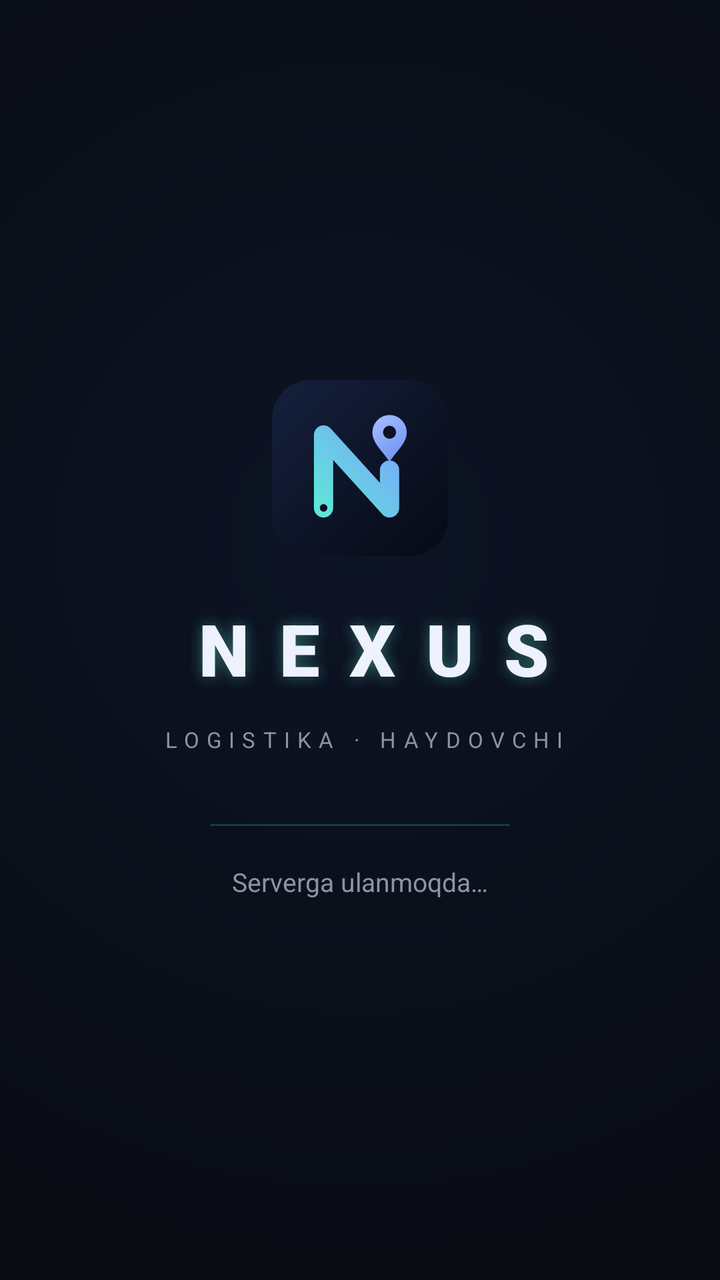
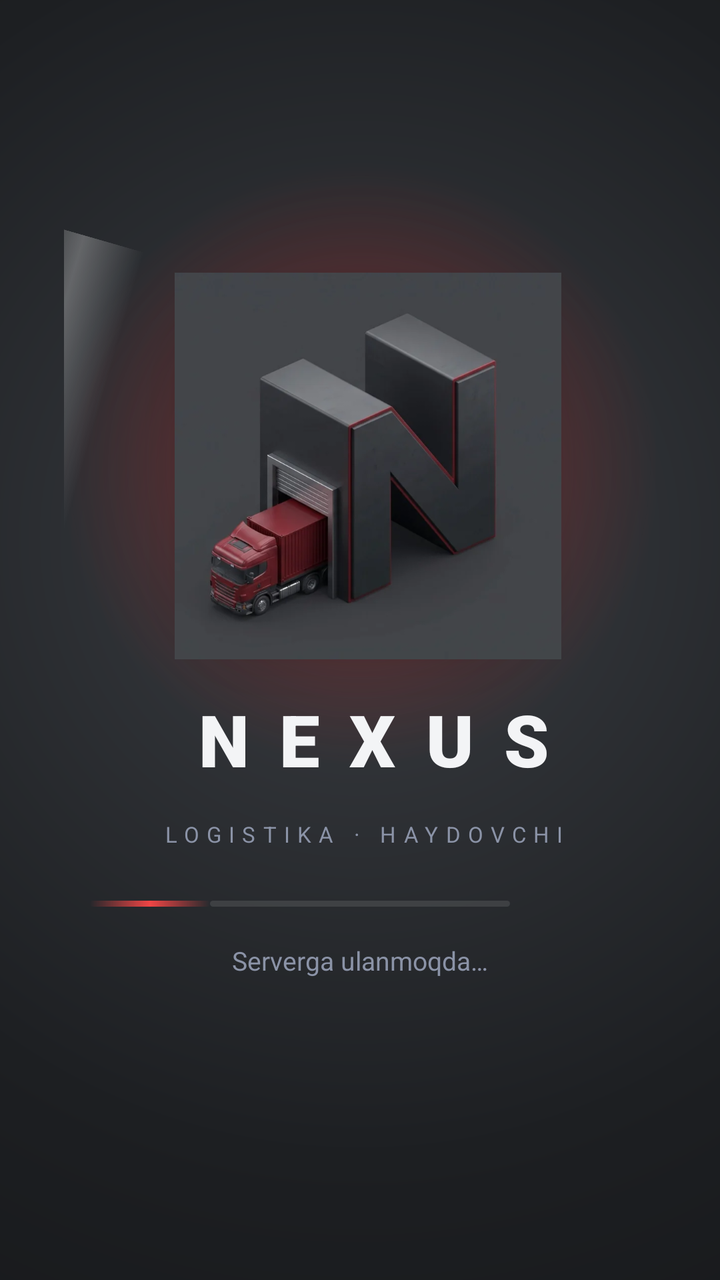

An Android layout rendered at two revisions. The XML below is the earlier revision; the diff shows what the commit changed to produce the second picture.
<!-- AndroidManifest.xml: application theme Theme.NexusDriver -->
<!-- res/layout/activity_main.xml -->
<?xml version="1.0" encoding="utf-8"?>
<FrameLayout xmlns:android="http://schemas.android.com/apk/res/android"
    android:layout_width="match_parent"
    android:layout_height="match_parent"
    android:background="#07080c">

    <WebView
        android:id="@+id/web"
        android:layout_width="match_parent"
        android:layout_height="match_parent" />

    <LinearLayout
        android:id="@+id/splash"
        android:layout_width="match_parent"
        android:layout_height="match_parent"
        android:background="@drawable/splash_bg"
        android:gravity="center"
        android:orientation="vertical"
        android:padding="32dp">

        <LinearLayout
            android:id="@+id/splash_brand"
            android:layout_width="wrap_content"
            android:layout_height="wrap_content"
            android:gravity="center_horizontal"
            android:orientation="vertical">

            <ImageView
                android:layout_width="88dp"
                android:layout_height="88dp"
                android:layout_marginBottom="22dp"
                android:contentDescription="@string/app_name"
                android:src="@drawable/ic_brand" />

            <TextView
                android:layout_width="wrap_content"
                android:layout_height="wrap_content"
                android:fontFamily="sans-serif-black"
                android:letterSpacing="0.42"
                android:paddingStart="14dp"
                android:shadowColor="#665eead4"
                android:shadowRadius="18"
                android:text="NEXUS"
                android:textColor="#eef2ff"
                android:textSize="36sp" />

            <TextView
                android:layout_width="wrap_content"
                android:layout_height="wrap_content"
                android:layout_marginTop="14dp"
                android:letterSpacing="0.34"
                android:paddingStart="4dp"
                android:text="LOGISTIKA · HAYDOVCHI"
                android:textColor="#8b93a7"
                android:textSize="11sp" />
        </LinearLayout>

        <ProgressBar
            style="?android:attr/progressBarStyleHorizontal"
            android:layout_width="150dp"
            android:layout_height="3dp"
            android:layout_marginTop="34dp"
            android:indeterminate="true"
            android:indeterminateTint="#5eead4"
            android:progressBackgroundTint="#22ffffff" />

        <TextView
            android:id="@+id/splash_text"
            android:layout_width="wrap_content"
            android:layout_height="wrap_content"
            android:layout_marginTop="18dp"
            android:text="Serverga ulanmoqda…"
            android:textColor="#8b93a7"
            android:textSize="13sp" />
    </LinearLayout>
</FrameLayout>
<!-- resources referenced by this layout -->
<resources>
  <!-- drawable ic_brand: vector/xml drawable (drawable, 2323 chars, omitted) -->
  <!-- drawable splash_bg (drawable) -->
  <?xml version="1.0" encoding="utf-8"?>
  <shape xmlns:android="http://schemas.android.com/apk/res/android" android:shape="rectangle">
      <gradient
          android:type="radial"
          android:centerX="0.5"
          android:centerY="0.42"
          android:gradientRadius="520dp"
          android:startColor="#0d1424"
          android:endColor="#07080c" />
  </shape>
  <string name="app_name">Nexus Haydovchi</string>
  <style name="Theme.NexusDriver" parent="Theme.AppCompat.DayNight.NoActionBar">
          <item name="android:statusBarColor">#07080c</item>
          <item name="android:navigationBarColor">#07080c</item>
          <item name="android:windowBackground">#07080c</item>
          <item name="colorPrimary">#7aa2ff</item>
          <item name="colorAccent">#5eead4</item>
      </style>
</resources>

<!-- the commit's change to res/layout/activity_main.xml (unified diff, before → after) -->
@@ -9,60 +9,95 @@
         android:layout_width="match_parent"
         android:layout_height="match_parent" />
 
+    
     <LinearLayout
         android:id="@+id/splash"
         android:layout_width="match_parent"
         android:layout_height="match_parent"
         android:background="@drawable/splash_bg"
+        android:clipChildren="false"
         android:gravity="center"
         android:orientation="vertical"
         android:padding="32dp">
 
-        <LinearLayout
-            android:id="@+id/splash_brand"
+        <FrameLayout
+            android:layout_width="300dp"
+            android:layout_height="300dp"
+            android:layout_marginTop="-68dp"
+            android:layout_marginBottom="-38dp"
+            android:clipChildren="false">
+
+            <View
+                android:id="@+id/splash_glow"
+                android:layout_width="match_parent"
+                android:layout_height="match_parent"
+                android:background="@drawable/splash_glow" />
+
+            <FrameLayout
+                android:id="@+id/splash_tile"
+                android:layout_width="164dp"
+                android:layout_height="164dp"
+                android:layout_gravity="center"
+                android:background="@drawable/splash_tile"
+                android:elevation="18dp">
+
+                <ImageView
+                    android:layout_width="match_parent"
+                    android:layout_height="match_parent"
+                    android:contentDescription="@string/app_name"
+                    android:scaleType="centerCrop"
+                    android:scaleX="1.18"
+                    android:scaleY="1.18"
+                    android:src="@drawable/nexus_logo"
+                    android:translationX="4dp" />
+
+                <View
+                    android:id="@+id/splash_shine"
+                    android:layout_width="62dp"
+                    android:layout_height="240dp"
+                    android:layout_gravity="center_vertical"
+                    android:background="@drawable/splash_shine"
+                    android:rotation="16"
+                    android:translationX="-120dp" />
+            </FrameLayout>
+        </FrameLayout>
+
+        <TextView
+            android:id="@+id/splash_word"
             android:layout_width="wrap_content"
             android:layout_height="wrap_content"
-            android:gravity="center_horizontal"
-            android:orientation="vertical">
+            android:fontFamily="sans-serif-black"
+            android:letterSpacing="0.42"
+            android:paddingStart="14dp"
+            android:text="NEXUS"
+            android:textColor="#f3f4f6"
+            android:textSize="36sp" />
 
-            <ImageView
-                android:layout_width="88dp"
-                android:layout_height="88dp"
-                android:layout_marginBottom="22dp"
-                android:contentDescription="@string/app_name"
-                android:src="@drawable/ic_brand" />
+        <TextView
+            android:id="@+id/splash_tag"
+            android:layout_width="wrap_content"
+            android:layout_height="wrap_content"
+            android:layout_marginTop="16dp"
+            android:letterSpacing="0.34"
+            android:paddingStart="4dp"
+            android:text="LOGISTIKA · HAYDOVCHI"
+            android:textColor="#8b93a7"
+            android:textSize="11sp" />
 
-            <TextView
-                android:layout_width="wrap_content"
-                android:layout_height="wrap_content"
-                android:fontFamily="sans-serif-black"
-                android:letterSpacing="0.42"
-                android:paddingStart="14dp"
-                android:shadowColor="#665eead4"
-                android:shadowRadius="18"
-                android:text="NEXUS"
-                android:textColor="#eef2ff"
-                android:textSize="36sp" />
-
-            <TextView
-                android:layout_width="wrap_content"
-                android:layout_height="wrap_content"
-                android:layout_marginTop="14dp"
-                android:letterSpacing="0.34"
-                android:paddingStart="4dp"
-                android:text="LOGISTIKA · HAYDOVCHI"
-                android:textColor="#8b93a7"
-                android:textSize="11sp" />
-        </LinearLayout>
-
-        <ProgressBar
-            style="?android:attr/progressBarStyleHorizontal"
+        <FrameLayout
+            android:id="@+id/splash_line"
             android:layout_width="150dp"
             android:layout_height="3dp"
-            android:layout_marginTop="34dp"
-            android:indeterminate="true"
-            android:indeterminateTint="#5eead4"
-            android:progressBackgroundTint="#22ffffff" />
+            android:layout_marginTop="26dp"
+            android:background="@drawable/splash_track">
+
+            <View
+                android:id="@+id/splash_line_bar"
+                android:layout_width="60dp"
+                android:layout_height="match_parent"
+                android:background="@drawable/splash_line"
+                android:translationX="-60dp" />
+        </FrameLayout>
 
         <TextView
             android:id="@+id/splash_text"
<!-- resource entries referenced after the edit -->
@@ -1,6 +1,6 @@
 <!-- resources referenced by this layout -->
 <resources>
-  <!-- drawable ic_brand: vector/xml drawable (drawable, 2323 chars, omitted) -->
+  <!-- drawable nexus_logo: webp bitmap (drawable-nodpi, 13500 bytes) -->
   <!-- drawable splash_bg (drawable) -->
   <?xml version="1.0" encoding="utf-8"?>
   <shape xmlns:android="http://schemas.android.com/apk/res/android" android:shape="rectangle">
@@ -8,9 +8,51 @@
           android:type="radial"
           android:centerX="0.5"
           android:centerY="0.42"
-          android:gradientRadius="520dp"
-          android:startColor="#0d1424"
-          android:endColor="#07080c" />
+          android:gradientRadius="620dp"
+          android:startColor="#3a3d42"
+          android:centerColor="#1d1f22"
+          android:endColor="#121315" />
+  </shape>
+  <!-- drawable splash_glow (drawable) -->
+  <?xml version="1.0" encoding="utf-8"?>
+  <shape xmlns:android="http://schemas.android.com/apk/res/android" android:shape="oval">
+      <gradient
+          android:type="radial"
+          android:gradientRadius="150dp"
+          android:startColor="#BFDC2626"
+          android:centerColor="#47B91C1C"
+          android:endColor="#00B91C1C" />
+  </shape>
+  <!-- drawable splash_line (drawable) -->
+  <?xml version="1.0" encoding="utf-8"?>
+  <shape xmlns:android="http://schemas.android.com/apk/res/android" android:shape="rectangle">
+      <gradient
+          android:angle="0"
+          android:startColor="#00B91C1C"
+          android:centerColor="#FFEF4444"
+          android:endColor="#00EF4444" />
+      <corners android:radius="2dp" />
+  </shape>
+  <!-- drawable splash_shine (drawable) -->
+  <?xml version="1.0" encoding="utf-8"?>
+  <shape xmlns:android="http://schemas.android.com/apk/res/android" android:shape="rectangle">
+      <gradient
+          android:angle="0"
+          android:startColor="#00FFFFFF"
+          android:centerColor="#47FFFFFF"
+          android:endColor="#00FFFFFF" />
+  </shape>
+  <!-- drawable splash_tile (drawable) -->
+  <?xml version="1.0" encoding="utf-8"?>
+  <shape xmlns:android="http://schemas.android.com/apk/res/android" android:shape="rectangle">
+      <solid android:color="#41454a" />
+      <corners android:radius="38dp" />
+  </shape>
+  <!-- drawable splash_track (drawable) -->
+  <?xml version="1.0" encoding="utf-8"?>
+  <shape xmlns:android="http://schemas.android.com/apk/res/android" android:shape="rectangle">
+      <solid android:color="#1AFFFFFF" />
+      <corners android:radius="2dp" />
   </shape>
   <string name="app_name">Nexus Haydovchi</string>
   <style name="Theme.NexusDriver" parent="Theme.AppCompat.DayNight.NoActionBar">
